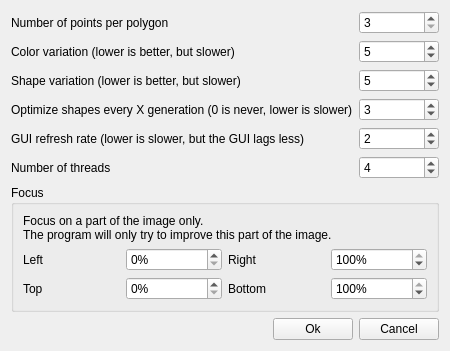
Old version of the form settingswidget.ui in the repository tux3/Evolve.
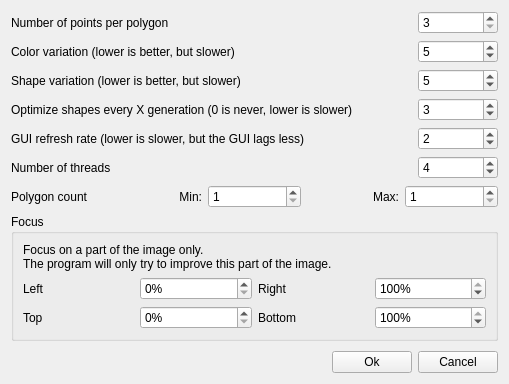
New version of the form.

Commit message: Can now change min/max poly count at runtime

Diff of the .ui file:
```diff
--- a/settingswidget.ui
+++ b/settingswidget.ui
@@ -6,15 +6,15 @@
    <rect>
     <x>0</x>
     <y>0</y>
-    <width>445</width>
-    <height>342</height>
+    <width>509</width>
+    <height>384</height>
    </rect>
   </property>
   <property name="windowTitle">
    <string>Settings</string>
   </property>
   <layout class="QGridLayout" name="gridLayout">
-   <item row="6" column="0" colspan="3">
+   <item row="9" column="0" colspan="3">
     <widget class="QGroupBox" name="groupBox">
      <property name="title">
       <string>Focus</string>
@@ -117,7 +117,7 @@
      </layout>
     </widget>
    </item>
-   <item row="8" column="2">
+   <item row="11" column="2">
     <widget class="QPushButton" name="closeButton">
      <property name="text">
       <string>Cancel</string>
@@ -131,7 +131,7 @@
      </property>
     </widget>
    </item>
-   <item row="8" column="0">
+   <item row="11" column="0">
     <spacer name="horizontalSpacer">
      <property name="orientation">
       <enum>Qt::Horizontal</enum>
@@ -157,7 +157,7 @@
      </property>
     </widget>
    </item>
-   <item row="8" column="1">
+   <item row="11" column="1">
     <widget class="QPushButton" name="okButton">
      <property name="text">
       <string>Ok</string>
@@ -174,7 +174,7 @@
      </property>
     </widget>
    </item>
-   <item row="7" column="0" colspan="3">
+   <item row="10" column="0" colspan="3">
     <spacer name="verticalSpacer">
      <property name="orientation">
       <enum>Qt::Vertical</enum>
@@ -277,6 +277,57 @@
      </property>
     </widget>
    </item>
+   <item row="6" column="0" colspan="3">
+    <layout class="QHBoxLayout" name="horizontalLayout">
+     <item>
+      <widget class="QLabel" name="label_13">
+       <property name="text">
+        <string>Polygon count</string>
+       </property>
+      </widget>
+     </item>
+     <item>
+      <widget class="QLabel" name="label_12">
+       <property name="text">
+        <string>Min:</string>
+       </property>
+       <property name="alignment">
+        <set>Qt::AlignRight|Qt::AlignTrailing|Qt::AlignVCenter</set>
+       </property>
+      </widget>
+     </item>
+     <item>
+      <widget class="QSpinBox" name="minPolySpin">
+       <property name="minimum">
+        <number>1</number>
+       </property>
+       <property name="maximum">
+        <number>1000000</number>
+       </property>
+      </widget>
+     </item>
+     <item>
+      <widget class="QLabel" name="label_14">
+       <property name="text">
+        <string>Max:</string>
+       </property>
+       <property name="alignment">
+        <set>Qt::AlignRight|Qt::AlignTrailing|Qt::AlignVCenter</set>
+       </property>
+      </widget>
+     </item>
+     <item>
+      <widget class="QSpinBox" name="maxPolySpin">
+       <property name="minimum">
+        <number>1</number>
+       </property>
+       <property name="maximum">
+        <number>1000000</number>
+       </property>
+      </widget>
+     </item>
+    </layout>
+   </item>
   </layout>
  </widget>
  <resources/>
```
Left out of the diff: 42 changed lines with no effect on the pictures. The commit also changes 3 other files.
